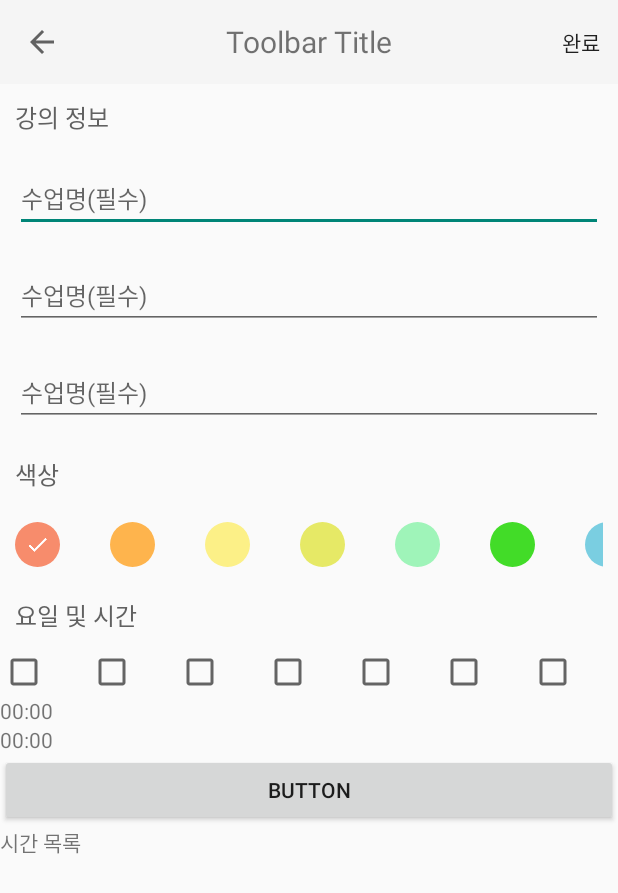
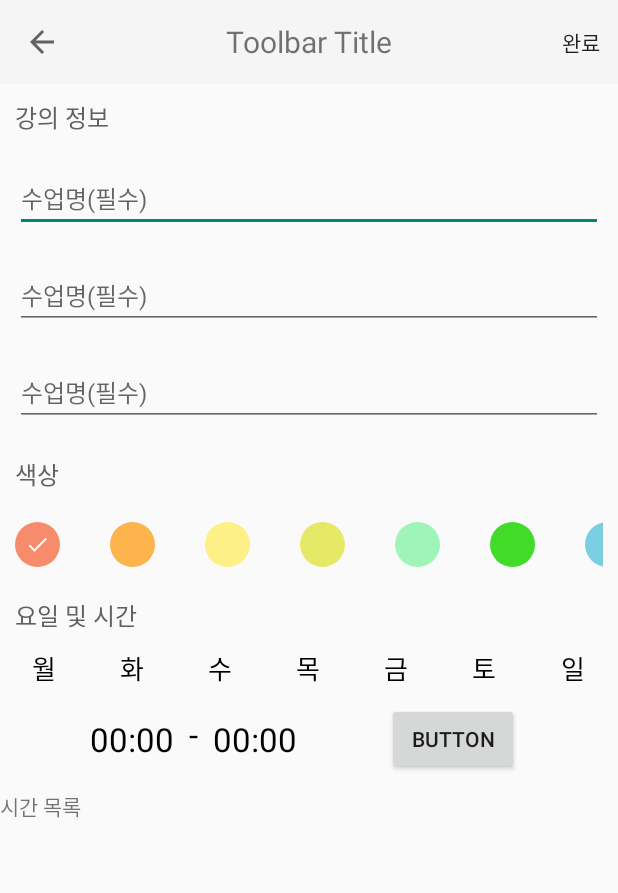
Before and after one commit to Kwonkyu/My-Planner, an Android app: the screen it shows after launch (AddTimetableActivity), after a tap on an icon or button, on a phone screen of 412 x 824 dp. Shown: the top 893 px of the screen. Run offline under Robolectric (Android 15) with nearby library versions, the light colour scheme and no system bars; network calls fail.

Commit message:
ui update

```diff
--- a/teamproject/app/src/main/java/com/example/teamproject/Timetable/AddTimetableActivity.java
+++ b/teamproject/app/src/main/java/com/example/teamproject/Timetable/AddTimetableActivity.java
@@ -15,6 +15,7 @@ import android.view.MenuItem;
 import android.view.View;
 import android.widget.Button;
 import android.widget.CheckBox;
+import android.widget.CompoundButton;
 import android.widget.ListView;
 import android.widget.TextView;
 import android.widget.TimePicker;
@@ -135,6 +136,7 @@ public class AddTimetableActivity extends AppCompatActivity implements ListViewB
         selectColor = "#f78c6c";
         //임시, 바꿔야함
         adapter2 = new ColorAdapter(this, colorItems);
+
         recycle.setAdapter(adapter2);
 
         //체크 박스 설정
@@ -148,6 +150,16 @@ public class AddTimetableActivity extends AppCompatActivity implements ListViewB
         checkBoxes[6] = findViewById(R.id.check_sun);
 
 
+
+        for(int i = 0; i < checkBoxes.length; i++) {
+            checkBoxes[i].setOnCheckedChangeListener(new CompoundButton.OnCheckedChangeListener() {
+                @Override
+                public void onCheckedChanged(CompoundButton buttonView, boolean isChecked) {
+                    if(isChecked) buttonView.setTextColor(Color.rgb(255,255,255));
+                    else buttonView.setTextColor(Color.rgb(0,0,0));
+                }
+            });
+        }
         //리스트 뷰 설정
         list = findViewById(R.id.time_list);
         items = new ArrayList<>();
@@ -245,6 +257,7 @@ public class AddTimetableActivity extends AppCompatActivity implements ListViewB
                 }
                 //추가 or 수정할 정보를 가지는 lecture 객체 생성
                 Lecture lec = new Lecture();
+                selectColor = colors[adapter2.selectedItem];
                 lec.setColor(selectColor);
                 lec.setId(mode.equals("ADD") ? lecList.size() : getIntent().getIntExtra("id",0));
                 lec.setName(tv1.getText().toString());
--- a/teamproject/app/src/main/java/com/example/teamproject/Views/ColorAdapter.java
+++ b/teamproject/app/src/main/java/com/example/teamproject/Views/ColorAdapter.java
@@ -60,7 +60,6 @@ public class ColorAdapter extends RecyclerView.Adapter<ColorAdapter.ViewHolder>
         drawable.addState(new int[] { -android.R.attr.state_checked}, circle);
         drawable.addState(new int[] { android.R.attr.state_checked }, checkedDrawable);
         holder.radioButton.setBackground(drawable);
-
         holder.radioButton.setTag(item);
 
     }
--- a/teamproject/app/src/main/res/drawable/circle_selector.xml
+++ /dev/null
@@ -1,27 +0,0 @@
-<selector xmlns:android="http://schemas.android.com/apk/res/android" >
-    <item android:state_checked="false">
-        <layer-list>
-            <!-- 배경 -->
-            <item>
-                <shape android:shape="oval">
-                    <solid android:color="#e14f50" />
-                </shape>
-            </item>
-        </layer-list>
-    </item>
-
-    <item android:state_checked="true">
-        <layer-list>
-            <!-- 배경 -->
-            <item>
-                <shape android:shape="oval">
-                    <solid android:color="#e14f50" />
-                </shape>
-            </item>
-            <!-- 이미지 영역 -->
-            <item android:drawable="@drawable/check" android:top="4dp" android:right="4dp" android:bottom="4dp" android:left="4dp" />
-        </layer-list>
-    </item>
-
-
-</selector>
--- /dev/null
+++ b/teamproject/app/src/main/res/drawable/day_selector.xml
@@ -0,0 +1,40 @@
+<selector xmlns:android="http://schemas.android.com/apk/res/android" >
+    <item android:state_checked="false">
+        <layer-list>
+            <!-- 배경 -->
+            <item>
+                <shape android:shape="oval">
+                    <solid android:color="#00E14F50" />
+                </shape>
+            </item>
+        </layer-list>
+    </item>
+
+    <item android:state_checked="true">
+        <layer-list>
+            <!-- 배경 -->
+            <item>
+                <shape android:shape="rectangle">
+                    <solid android:color="#3A3737" />
+                    <corners android:bottomLeftRadius="5dp"
+                        android:topLeftRadius="5dp"
+                        android:bottomRightRadius="5dp"
+                        android:topRightRadius="5dp" />
+                </shape>
+            </item>
+
+        </layer-list>
+    </item>
+    <item>
+        <layer-list>
+            <!-- 배경 -->
+            <item>
+                <shape android:shape="oval">
+                    <solid android:color="#00E14F50" />
+                </shape>
+            </item>
+        </layer-list>
+    </item>
+
+
+</selector>
--- a/teamproject/app/src/main/res/layout/activity_add_timetable.xml
+++ b/teamproject/app/src/main/res/layout/activity_add_timetable.xml
@@ -94,63 +94,145 @@
             android:id="@+id/check_mon"
             android:layout_width="wrap_content"
             android:layout_height="wrap_content"
-            android:layout_weight="1" />
+            android:layout_marginLeft="15dp"
+            android:layout_marginRight="15dp"
+            android:layout_weight="1"
+            android:background="@drawable/day_selector"
+            android:button="@null"
+            android:text="월"
+            android:textAlignment="center"
+            android:textSize="17sp" />
 
         <CheckBox
             android:id="@+id/check_tue"
             android:layout_width="wrap_content"
             android:layout_height="wrap_content"
-            android:layout_weight="1" />
+            android:layout_marginLeft="15dp"
+            android:layout_marginRight="15dp"
+            android:layout_weight="1"
+            android:background="@drawable/day_selector"
+            android:button="@null"
+            android:text="화"
+            android:textAlignment="center"
+            android:textSize="17sp" />
 
         <CheckBox
             android:id="@+id/check_wed"
             android:layout_width="wrap_content"
             android:layout_height="wrap_content"
-            android:layout_weight="1" />
+            android:layout_marginLeft="15dp"
+            android:layout_marginRight="15dp"
+            android:layout_weight="1"
+            android:background="@drawable/day_selector"
+            android:button="@null"
+            android:text="수"
+            android:textAlignment="center"
+            android:textSize="17sp" />
 
         <CheckBox
             android:id="@+id/check_thu"
             android:layout_width="wrap_content"
             android:layout_height="wrap_content"
-            android:layout_weight="1" />
+            android:layout_marginLeft="15dp"
+            android:layout_marginRight="15dp"
+            android:layout_weight="1"
+            android:background="@drawable/day_selector"
+            android:button="@null"
+            android:text="목"
+            android:textAlignment="center"
+            android:textSize="17sp" />
 
         <CheckBox
             android:id="@+id/check_fri"
             android:layout_width="wrap_content"
             android:layout_height="wrap_content"
-            android:layout_weight="1" />
+            android:layout_marginLeft="15dp"
+            android:layout_marginRight="15dp"
+            android:layout_weight="1"
+            android:background="@drawable/day_selector"
+            android:button="@null"
+            android:text="금"
+            android:textAlignment="center"
+            android:textSize="17sp" />
 
         <CheckBox
             android:id="@+id/check_sat"
             android:layout_width="wrap_content"
             android:layout_height="wrap_content"
-            android:layout_weight="1" />
+            android:layout_marginLeft="15dp"
+            android:layout_marginRight="15dp"
+            android:layout_weight="1"
+            android:background="@drawable/day_selector"
+            android:button="@null"
+            android:text="토"
+            android:textAlignment="center"
+            android:textSize="17sp" />
 
         <CheckBox
             android:id="@+id/check_sun"
             android:layout_width="wrap_content"
             android:layout_height="wrap_content"
-            android:layout_weight="1" />
+            android:layout_marginLeft="15dp"
+            android:layout_marginRight="15dp"
+            android:layout_weight="1"
+            android:background="@drawable/day_selector"
+            android:button="@null"
+            android:text="일"
+            android:textAlignment="center"
+            android:textSize="17sp" />
 
     </LinearLayout>
+
+    <LinearLayout
+        android:layout_width="match_parent"
+        android:layout_height="wrap_content"
+        android:orientation="horizontal">
 
         <TextView
             android:id="@+id/beginTime"
             android:layout_width="wrap_content"
+            android:layout_height="match_parent"
+            android:layout_marginLeft="10dp"
+            android:layout_marginTop="10dp"
+            android:layout_marginBottom="10dp"
+            android:gravity="center_vertical"
+            android:paddingLeft="50dp"
+            android:text="00:00"
+            android:textColor="#000000"
+            android:textSize="22sp" />
+
+        <TextView
+            android:layout_width="wrap_content"
             android:layout_height="wrap_content"
-        android:text="00:00" />
+            android:layout_marginLeft="10dp"
+            android:layout_marginTop="10dp"
+            android:layout_marginRight="10dp"
+            android:layout_marginBottom="10dp"
+            android:text="-"
+            android:textColor="#000000"
+            android:textSize="22sp" />
 
         <TextView
             android:id="@+id/endTime"
-        android:layout_width="match_parent"
-        android:layout_height="wrap_content"
-        android:text="00:00" />
+            android:layout_width="wrap_content"
+            android:layout_height="match_parent"
+            android:layout_marginTop="10dp"
+            android:layout_marginRight="10dp"
+            android:layout_marginBottom="10dp"
+            android:gravity="center_vertical"
+            android:paddingRight="50dp"
+            android:text="00:00"
+            android:textColor="#000000"
+            android:textSize="22sp" />
 
         <Button
             android:id="@+id/list_add_button"
-        android:layout_width="match_parent"
+            android:layout_width="wrap_content"
             android:layout_height="wrap_content"
+            android:layout_marginTop="10dp"
+            android:layout_marginBottom="10dp"
             android:text="Button" />
+    </LinearLayout>
 
     <TextView
         android:layout_width="match_parent"
```
Lines whose indentation alone changed are shown as unchanged.
